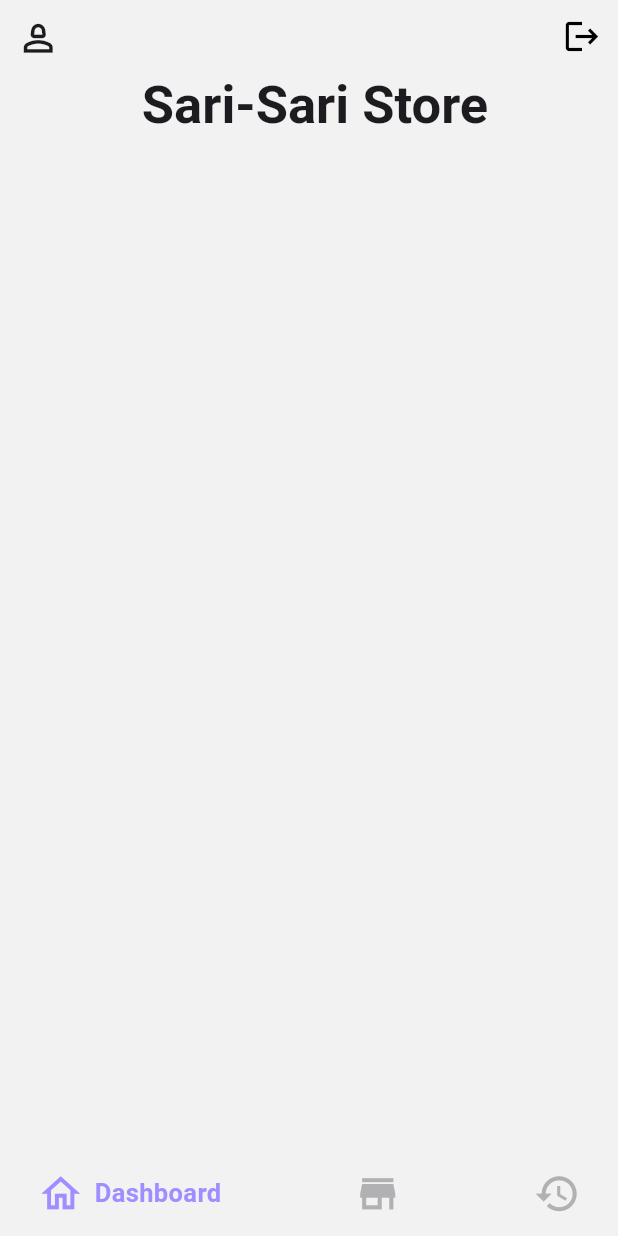
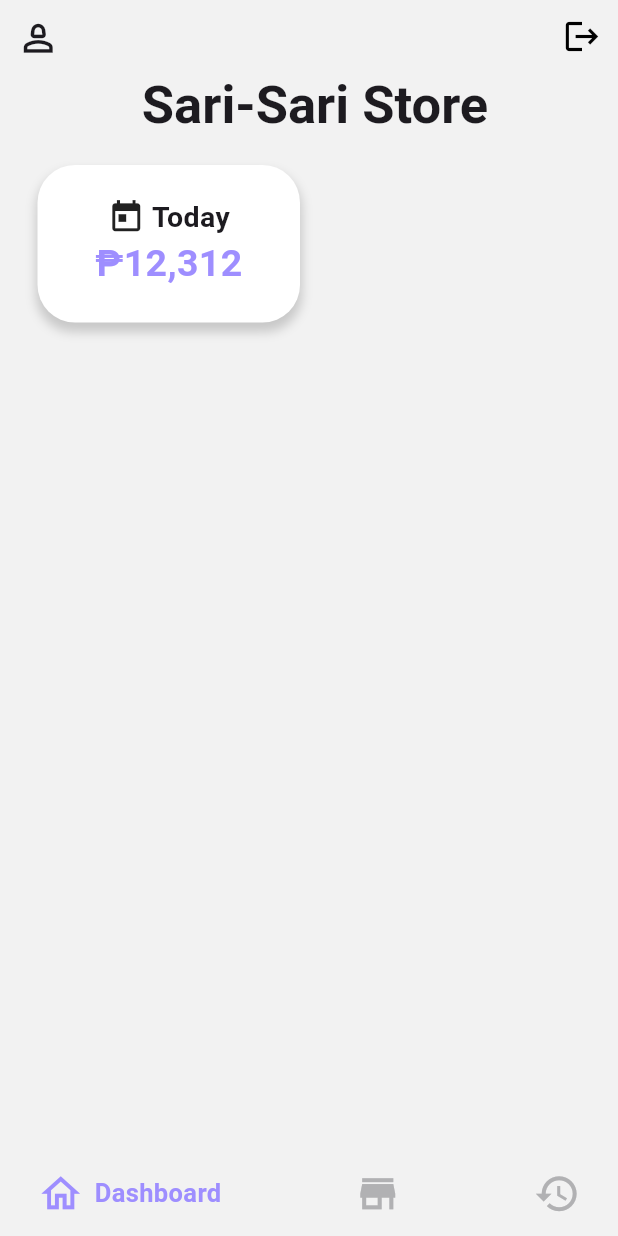
Before and after one commit to jsmrk/mini_store_inventory, a Flutter app: the screen it shows after launch, on a phone screen of 412 x 824 dp. Run offline on Flutter 3.47's test engine with Material 3 defaults, Android fonts, the light colour scheme and no system bars; drawn by our look-alikes of google_nav_bar.

Commit message:
dashboard custom container

```diff
--- a/lib/main.dart
+++ b/lib/main.dart
@@ -1,5 +1,5 @@
 import 'package:flutter/material.dart';
-import 'package:mini_store_inventory/screen/bottom_navbar.dart';
+import 'package:mini_store_inventory/widgets/custom_navbar.dart';
 import 'package:mini_store_inventory/screen/dashboard.dart';
 
 void main() {
--- a/lib/screen/dashboard.dart
+++ b/lib/screen/dashboard.dart
@@ -1,13 +1,78 @@
 import 'package:flutter/material.dart';
-import 'package:mini_store_inventory/widgets/CustomAppbar.dart';
+import 'package:mini_store_inventory/widgets/custom_appbar.dart';
 
 class Dashboard extends StatelessWidget {
   const Dashboard({super.key});
 
   @override
   Widget build(BuildContext context) {
-    return const Scaffold(
-      appBar: CustomAppBar(),
+    return Scaffold(
+      appBar: const CustomAppBar(),
+      body: Container(
+        margin: const EdgeInsets.only(left: 25, top: 25),
+        decoration: BoxDecoration(
+          color: Colors.white,
+          borderRadius: const BorderRadius.all(
+            Radius.circular(25),
+          ),
+          boxShadow: [
+            BoxShadow(
+              color: Colors.grey.withOpacity(0.5),
+              offset: const Offset(0, 5),
+              blurRadius: 5,
+              spreadRadius: 1,
+            ),
+          ],
+        ),
+        padding: const EdgeInsets.all(15),
+        width: 175,
+        height: 105,
+        child: const Column(
+          crossAxisAlignment: CrossAxisAlignment.center,
+          mainAxisAlignment: MainAxisAlignment.center,
+          children: [
+            Row(
+              crossAxisAlignment: CrossAxisAlignment.center,
+              mainAxisAlignment: MainAxisAlignment.center,
+              children: [
+                Icon(
+                  Icons.today,
+                  size: 25,
+                ),
+                Text(
+                  ' Today',
+                  style: TextStyle(
+                    fontSize: 19,
+                    fontWeight: FontWeight.bold,
+                  ),
+                ),
+              ],
+            ),
+            Row(
+              crossAxisAlignment: CrossAxisAlignment.center,
+              mainAxisAlignment: MainAxisAlignment.center,
+              children: [
+                Text(
+                  '₱',
+                  style: TextStyle(
+                    fontSize: 25,
+                    fontWeight: FontWeight.bold,
+                    color: Color(0xFF9E8EFF),
+                  ),
+                ),
+                Text(
+                  '12,312',
+                  style: TextStyle(
+                    fontSize: 25,
+                    fontWeight: FontWeight.bold,
+                    color: Color(0xFF9E8EFF),
+                  ),
+                ),
+              ],
+            )
+          ],
+        ),
+      ),
     );
   }
 }
--- a/lib/screen/products.dart
+++ b/lib/screen/products.dart
@@ -1,4 +1,6 @@
 import 'package:flutter/material.dart';
+
+import '../widgets/custom_appbar.dart';
 
 class Products extends StatelessWidget {
   const Products({super.key});
@@ -6,6 +8,7 @@ class Products extends StatelessWidget {
   @override
   Widget build(BuildContext context) {
     return const Scaffold(
+      appBar: CustomAppBar(),
       backgroundColor: Colors.yellow,
     );
     ;
--- a/lib/screen/records.dart
+++ b/lib/screen/records.dart
@@ -1,11 +1,14 @@
 import 'package:flutter/material.dart';
+
+import '../widgets/custom_appbar.dart';
 
 class Records extends StatelessWidget {
   const Records({super.key});
 
   @override
   Widget build(BuildContext context) {
-    return Scaffold(
+    return const Scaffold(
+      appBar: CustomAppBar(),
       backgroundColor: Colors.green,
     );
   }
```
Also changed, not shown: lib/widgets/custom_appbar.dart (renamed from lib/widgets/CustomAppbar.dart), lib/widgets/custom_navbar.dart (renamed from lib/screen/bottom_navbar.dart).
